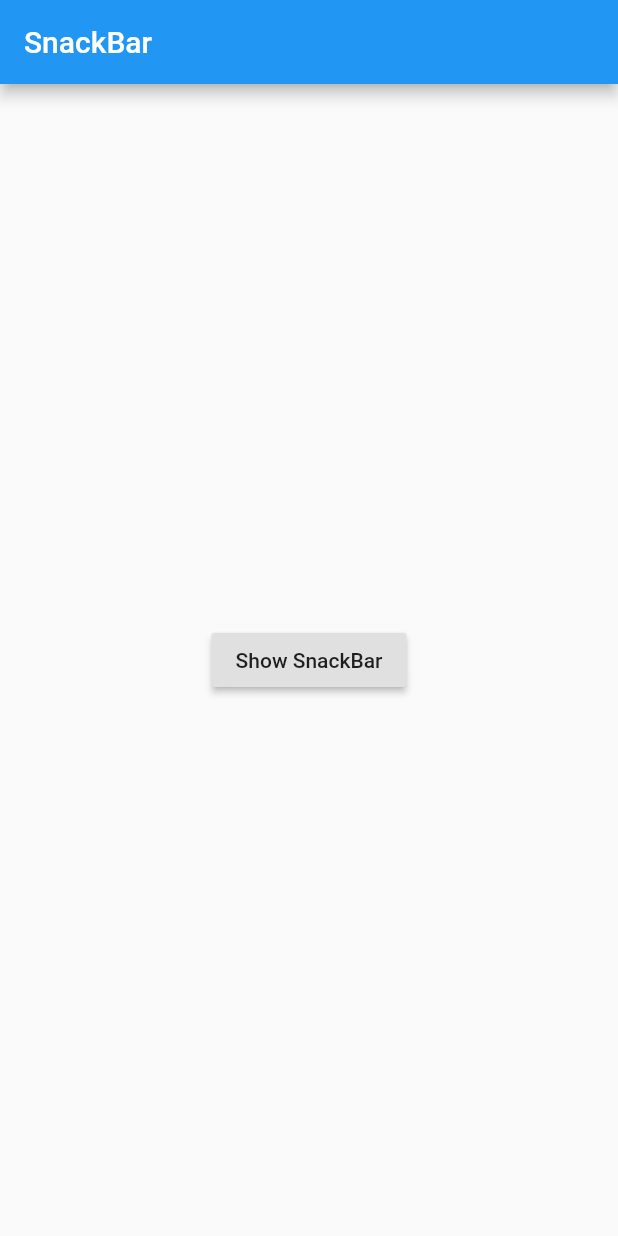
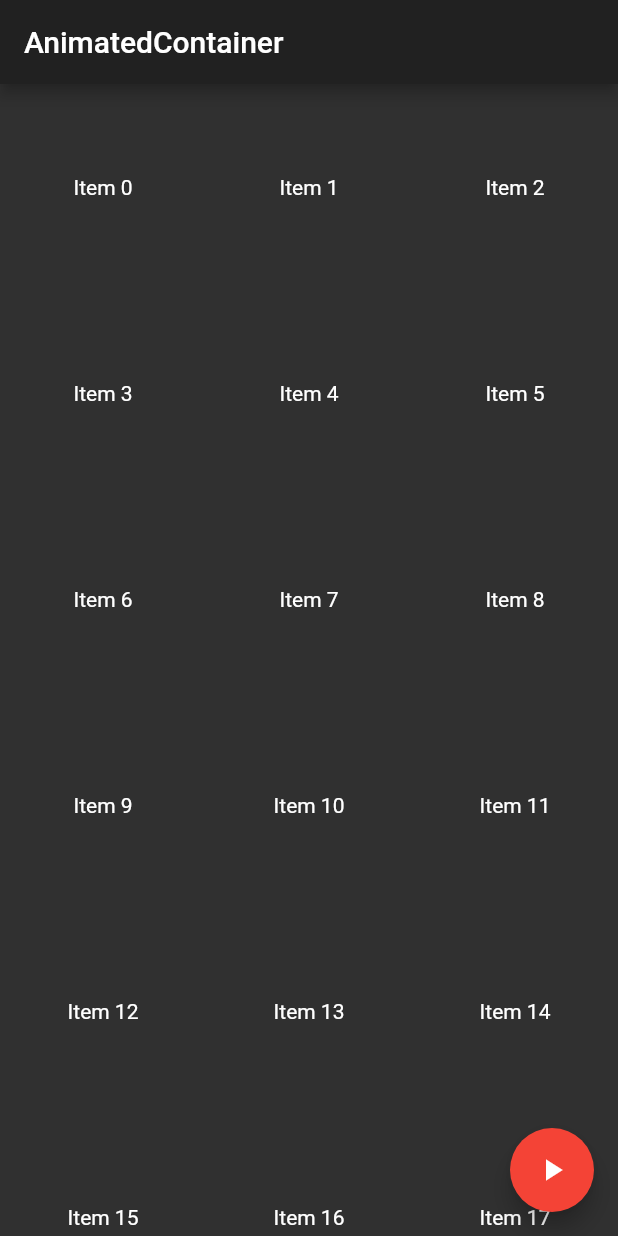
Before and after one commit to dlqh406/flutter_intermediate, a Flutter app: the screen it shows after launch, on a phone screen of 412 x 824 dp. Run offline on Flutter 3.47's test engine with Material 2 defaults, Android fonts, the phone set to English and light mode, and no system bars.

Commit message:
app 테마 색 바꾸기: dark 모드 ,primarySwatch, AccentColor

```diff
--- a/lib/home_page.dart
+++ b/lib/home_page.dart
@@ -10,20 +10,22 @@ class _HomePageState extends State<HomePage> {
   Widget build(BuildContext context) {
     return Scaffold(
       appBar: AppBar(
-        title: Text('SnackBar')),
-      body: Builder(
-        builder: (context)=> Center(
-          child: RaisedButton(onPressed: (){
-            final snackBar0 = SnackBar(
-              content: Text('메일이 삭제되었습니다'),
-              action: SnackBarAction(label: '취소', onPressed:(){
-              //눌렀을때 처리 코드
-              }),
-            );
-            Scaffold.of(context).showSnackBar(snackBar0);
-          }, child: Text('Show SnackBar'),),
+          title: Text('AnimatedContainer')),
+      body: GridView.count(
+        crossAxisCount: 3,
+        children: List.generate(50, (position){return Center(
+            child:  Text('Item $position'),
+        );}
         ),
       ),
+      floatingActionButton: FloatingActionButton(
+        onPressed: (){
+          setState(() {
+          });},
+        child: Icon(Icons.play_arrow),
+
+      ),
+
     );
   }
 }
--- a/lib/main.dart
+++ b/lib/main.dart
@@ -12,7 +12,12 @@ class MyApp extends StatelessWidget {
     return MaterialApp(
       title: 'Flutter Demo',
       theme: ThemeData(
-        primarySwatch: Colors.blue,
+        //appbar color:
+        primarySwatch: Colors.yellow,
+        //버튼 컬러
+        accentColor: Colors.red,
+        //dark Theme
+        brightness:  Brightness.dark,
         visualDensity: VisualDensity.adaptivePlatformDensity,
       ),
       home: HomePage(),
```
